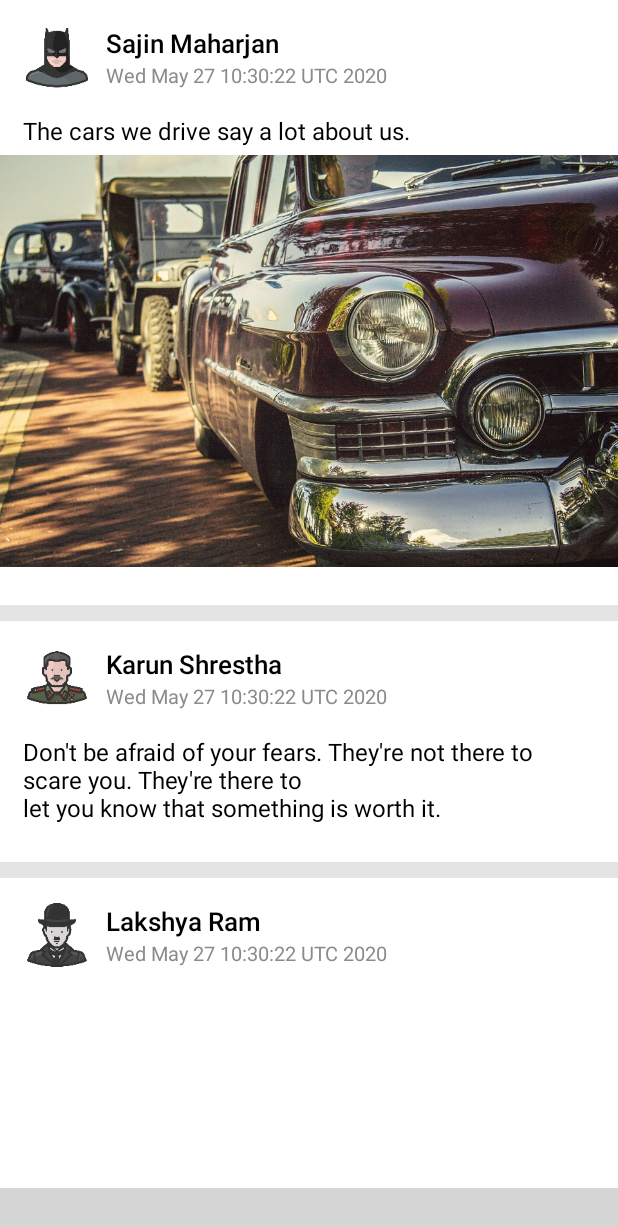
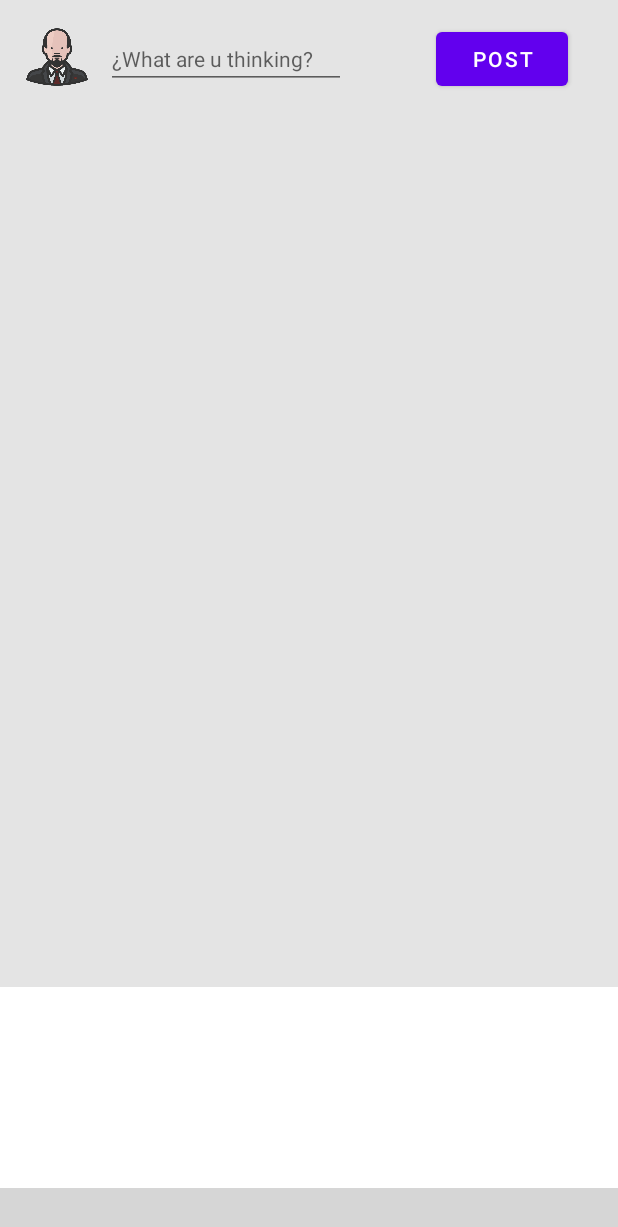
Before and after one commit to JuanPyV/ProyectoMoviles, an Android app: the fragment FragmentFeed placed in its activity, on a phone screen of 412 x 824 dp. Shown: the top 1227 px of the screen. Run offline under Robolectric (Android 15) with nearby library versions, the light colour scheme and no system bars; our stand-ins replace Firebase (no records; nobody signed in at launch, a user with empty details on screens opened directly), Picasso; libraries missing offline, so code that uses them is left out: com.etebarian.meowbottomnavigation; plain views replace MeowBottomNavigation; pictures from the network do not load; 8 statements that could not run were skipped; grey boxes are pictures that could not be loaded.

Commit message:
Feed Sirve 3/4

```diff
--- a/app/src/main/java/com/example/aplicacioncitaconmemin/Feed/FragmentFeed.java
+++ b/app/src/main/java/com/example/aplicacioncitaconmemin/Feed/FragmentFeed.java
@@ -10,6 +10,8 @@ import androidx.recyclerview.widget.RecyclerView;
 import android.view.LayoutInflater;
 import android.view.View;
 import android.view.ViewGroup;
+import android.widget.Button;
+import android.widget.EditText;
 
 import com.example.aplicacioncitaconmemin.R;
 import com.example.aplicacioncitaconmemin.UserInformation;
@@ -32,6 +34,8 @@ public class FragmentFeed extends Fragment {
     AdapterFeed adapterFeed;
     private FirebaseAuth firebaseAuth;
     private FirebaseUser user;
+    private Button btnPost;
+    private EditText statusUpdateF;
 
 
     @Override
@@ -40,12 +44,19 @@ public class FragmentFeed extends Fragment {
         // Inflate the layout for this fragment
         View v = inflater.inflate(R.layout.fragment_feed, container, false);
         recyclerView = v.findViewById(R.id.recyclerView);
+        btnPost = v.findViewById(R.id.btnPost);
+        statusUpdateF = v.findViewById(R.id.statusUpdateF);
+
+        btnPost.setOnClickListener(new View.OnClickListener() {
+            @Override
+            public void onClick(View v) {
+                addNewPost();
+            }
+        });
 
         RecyclerView.LayoutManager layoutManager = new LinearLayoutManager(getActivity());
         recyclerView.setLayoutManager(layoutManager);
 
-        adapterFeed = new AdapterFeed(getActivity(), modelFeedArrayList);
-        recyclerView.setAdapter(adapterFeed);
 
         firebaseAuth = FirebaseAuth.getInstance();
         user = firebaseAuth.getCurrentUser();
@@ -63,7 +74,7 @@ public class FragmentFeed extends Fragment {
             public void onDataChange(@NonNull DataSnapshot dataSnapshot) {
                 UserInformation userData = dataSnapshot.child("Users").child(user.getUid()).child("UserInformation").getValue(UserInformation.class);
                 java.util.Date date = new java.util.Date();
-                ModelFeed newPost = new ModelFeed(userData.getFirstName() + userData.getLastName() , "status", date.toString(),
+                ModelFeed newPost = new ModelFeed(userData.getFirstName() + userData.getLastName() , statusUpdateF.getText().toString(), date.toString(),
                         R.drawable.batman, 0);
                 GenericTypeIndicator<List<ModelFeed>> t = new GenericTypeIndicator<List<ModelFeed>>() {
                     @Override
@@ -79,7 +90,10 @@ public class FragmentFeed extends Fragment {
                     lista.add(newPost);
                 }
                 databaseReference.child("Posts").setValue(lista);
+                populateRecyclerView();
+                statusUpdateF.setText("");
             }
+
 
             @Override
             public void onCancelled(@NonNull DatabaseError databaseError) {
@@ -90,6 +104,7 @@ public class FragmentFeed extends Fragment {
     }
 
     public void populateRecyclerView() {
+        modelFeedArrayList = new ArrayList<>();
         FirebaseDatabase database = FirebaseDatabase.getInstance();
         DatabaseReference databaseReference = database.getReference().child("Posts");
         databaseReference.addListenerForSingleValueEvent(new ValueEventListener() {
@@ -103,11 +118,13 @@ public class FragmentFeed extends Fragment {
                 };
                 List<ModelFeed> lista = dataSnapshot.getValue(t);
                 if (lista != null){
-                    for (int i = 0; i < lista.size(); i++){
+                    for (int i = lista.size() - 1; i >= 0; i--){
                         ModelFeed newItem = lista.get(i);
                         modelFeedArrayList.add(newItem);
                     }
-                    adapterFeed.notifyDataSetChanged();
+                    //adapterFeed.notifyDataSetChanged();
+                    adapterFeed = new AdapterFeed(getActivity(), modelFeedArrayList);
+                    recyclerView.setAdapter(adapterFeed);
                 }
             }
 
@@ -116,6 +133,7 @@ public class FragmentFeed extends Fragment {
 
             }
         });
+        /*
         java.util.Date date=new java.util.Date();
         ModelFeed modelFeed = new ModelFeed("Sajin Maharjan","The cars we drive say a lot about us." , date.toString(),
                 R.drawable.batman, R.drawable.img_post1);
@@ -128,7 +146,7 @@ public class FragmentFeed extends Fragment {
         modelFeed = new ModelFeed("Lakshya Ram", "That reflection!!!", date.toString(),
                 R.drawable.charlie_chaplin, R.drawable.img_post2);
         modelFeedArrayList.add(modelFeed);
-
         adapterFeed.notifyDataSetChanged();
+        */
     }
 }
--- a/app/src/main/java/com/example/aplicacioncitaconmemin/Feed/ModelFeed.java
+++ b/app/src/main/java/com/example/aplicacioncitaconmemin/Feed/ModelFeed.java
@@ -4,6 +4,10 @@ public class ModelFeed {
 
     String nameF, statusF, dateF;
     int profilePicF, postPicF;
+
+    public ModelFeed(){
+        super();
+    }
 
     public ModelFeed(String nameF, String statusF, String dateF, int profilePicF, int postPicF){
         this.nameF = nameF;
--- a/app/src/main/res/layout/fragment_feed.xml
+++ b/app/src/main/res/layout/fragment_feed.xml
@@ -7,8 +7,58 @@
     android:background="@color/light_grey"
     tools:context=".Feed.FragmentFeed">
 
+    <RelativeLayout
+        android:id="@+id/rellay1"
+        android:layout_width="match_parent"
+        android:layout_height="wrap_content"
+        android:layout_marginLeft="15dp"
+        android:layout_marginRight="15dp"
+        android:layout_marginTop="15dp">
+
+        <ImageView
+            android:id="@+id/imgView_proPic"
+            android:layout_width="45dp"
+            android:layout_height="45dp"
+            android:adjustViewBounds="true"
+            android:scaleType="fitCenter"
+            android:src="@drawable/vladimir_lenin" />
+
+        <LinearLayout
+            android:layout_width="wrap_content"
+            android:layout_height="wrap_content"
+            android:layout_centerVertical="true"
+            android:layout_marginLeft="10dp"
+            android:layout_toRightOf="@+id/imgView_proPic"
+            android:orientation="vertical">
+
+            <EditText
+                android:id="@+id/statusUpdateF"
+                android:layout_width="match_parent"
+                android:layout_height="wrap_content"
+                android:ems="10"
+                android:hint="¿What are u thinking?"
+                android:inputType="textPersonName"
+                android:text=""
+                android:textSize="14sp" />
+
+
+        </LinearLayout>
+
+        <Button
+            android:id="@+id/btnPost"
+            android:layout_width="wrap_content"
+            android:layout_height="wrap_content"
+            android:layout_alignParentEnd="true"
+            android:layout_marginEnd="18dp"
+            android:text="Post" />
+
+    </RelativeLayout>
+
     <androidx.recyclerview.widget.RecyclerView
         android:id="@+id/recyclerView"
         android:layout_width="match_parent"
-        android:layout_height="match_parent" />
+        android:layout_height="564dp"
+        android:layout_below="@+id/rellay1"
+        android:layout_marginTop="19dp" />
+
 </RelativeLayout>
```
Also changed, not shown: app/src/main/res/drawable/vladimir_lenin.png (added), 2 other files.
